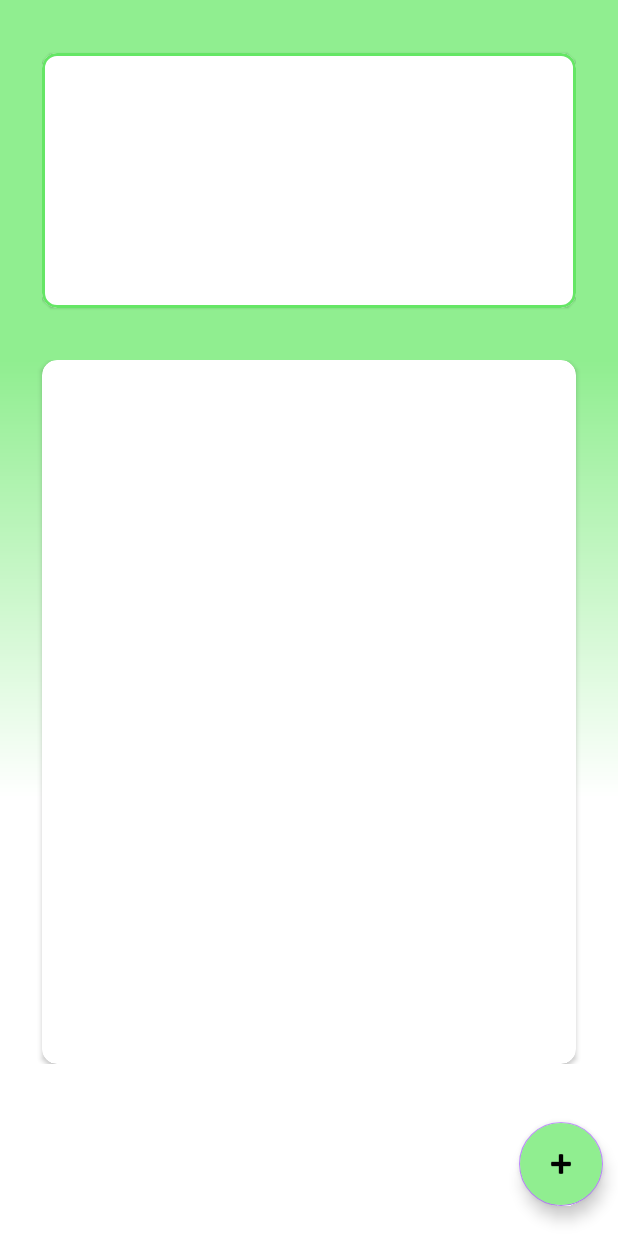
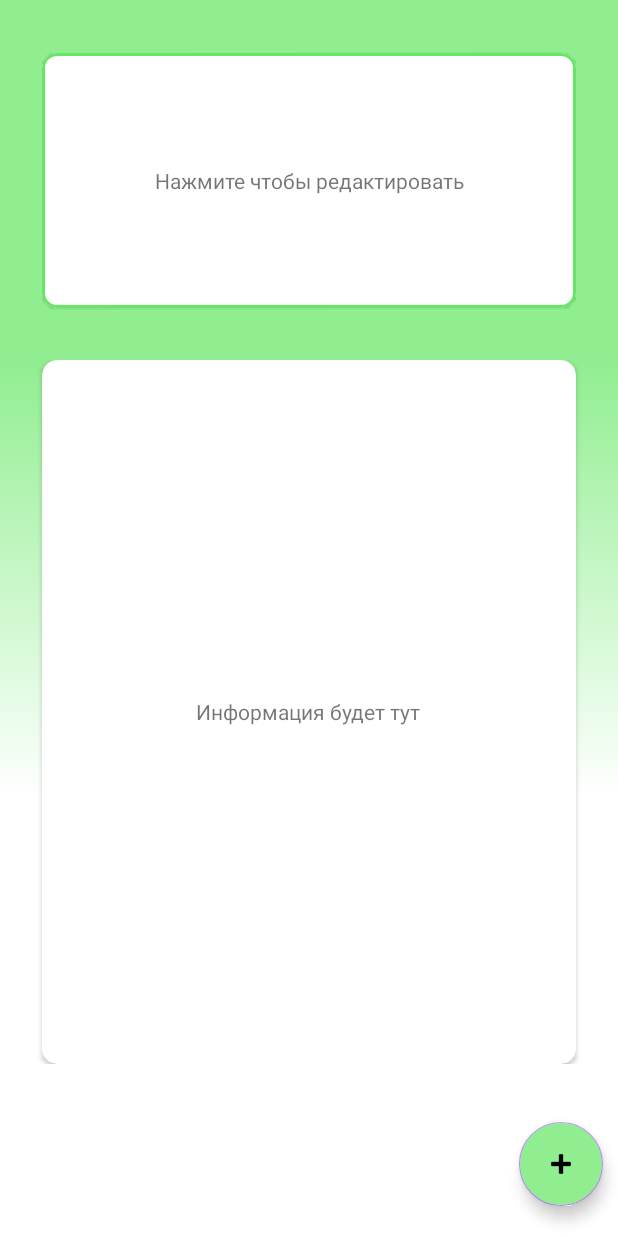
Before and after one commit to kamidevelop/MyMatters, an Android app: the layout fragment_family.xml on its own in the app's theme, with its tools: preview values and no code run, on a phone screen of 412 x 824 dp. Run offline under Robolectric (Android 15) with nearby library versions, the phone set to English and light mode, and no system bars.

Commit message:
Add titles, replace containers
Linear layout to recycler

```diff
--- a/app/src/main/res/layout/fragment_family.xml
+++ b/app/src/main/res/layout/fragment_family.xml
@@ -33,7 +33,25 @@
                     app:layout_constraintStart_toStartOf="parent"
                     app:layout_constraintTop_toTopOf="parent"
                     app:strokeColor="@color/green"
-                    app:strokeWidth="2dp" />
+                    app:strokeWidth="2dp" >
+
+                    <androidx.constraintlayout.widget.ConstraintLayout
+                        android:layout_width="match_parent"
+                        android:layout_height="match_parent">
+
+                        <TextView
+                            android:id="@+id/textView"
+                            android:layout_width="wrap_content"
+                            android:layout_height="wrap_content"
+                            android:gravity="center"
+                            android:text="@string/title_press_for_edit"
+                            app:layout_constraintBottom_toBottomOf="parent"
+                            app:layout_constraintEnd_toEndOf="parent"
+                            app:layout_constraintStart_toStartOf="parent"
+                            app:layout_constraintTop_toTopOf="parent" />
+                    </androidx.constraintlayout.widget.ConstraintLayout>
+
+                </com.google.android.material.card.MaterialCardView>
 
             </androidx.constraintlayout.widget.ConstraintLayout>
         </HorizontalScrollView>
@@ -55,7 +73,15 @@
                     app:layout_constraintBottom_toBottomOf="parent"
                     app:layout_constraintEnd_toEndOf="parent"
                     app:layout_constraintStart_toStartOf="parent"
-                    app:layout_constraintTop_toTopOf="parent" />
+                    app:layout_constraintTop_toTopOf="parent" >
+
+                    <TextView
+                        android:id="@+id/textView2"
+                        android:layout_width="wrap_content"
+                        android:layout_height="wrap_content"
+                        android:layout_gravity="center"
+                        android:text="@string/title_information_here" />
+                </androidx.cardview.widget.CardView>
             </androidx.constraintlayout.widget.ConstraintLayout>
         </ScrollView>
 
--- a/app/src/main/res/layout/fragment_income_demand.xml
+++ b/app/src/main/res/layout/fragment_income_demand.xml
@@ -13,7 +13,7 @@
         android:orientation="vertical">
 
         <CalendarView
-            android:id="@+id/calendarView"
+            android:id="@+id/calendar_view"
             android:layout_width="match_parent"
             android:layout_height="wrap_content"
             android:dateTextAppearance="@style/TextAppearance.AppCompat.Large" />
--- a/app/src/main/res/layout/fragment_targets.xml
+++ b/app/src/main/res/layout/fragment_targets.xml
@@ -7,11 +7,11 @@
     android:background="@drawable/green_white_gradient"
     tools:context=".targets.TargetsFragment" >
 
-    <LinearLayout
-        android:id="@+id/targets_vertical_layout"
+    <androidx.recyclerview.widget.RecyclerView
+        android:id="@+id/targets_recycler"
         android:layout_width="match_parent"
         android:layout_height="match_parent"
-        android:orientation="vertical"></LinearLayout>
+        tools:listitem="@null" />
 
     <com.google.android.material.floatingactionbutton.FloatingActionButton
         android:id="@+id/fab_add_new_target"
--- a/app/src/main/res/values/strings.xml
+++ b/app/src/main/res/values/strings.xml
@@ -1,3 +1,5 @@
 <resources>
     <string name="app_name">MyMatters</string>
+    <string name="title_press_for_edit">Нажмите чтобы редактировать</string>
+    <string name="title_information_here">Информация будет тут</string>
 </resources>
```
